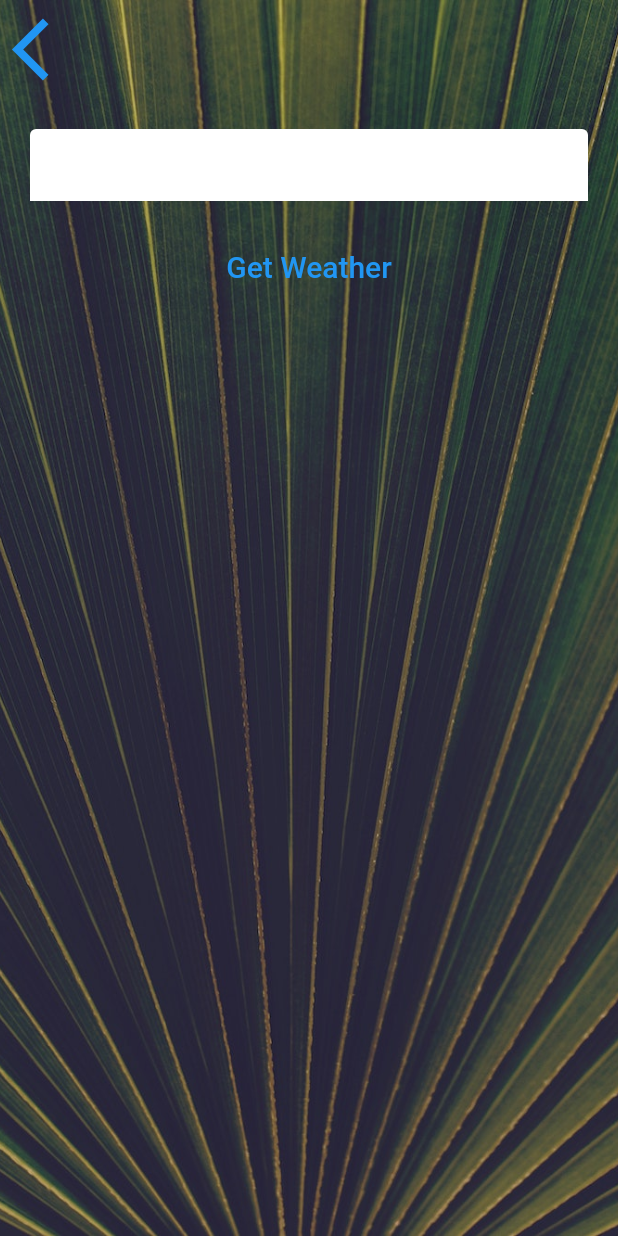
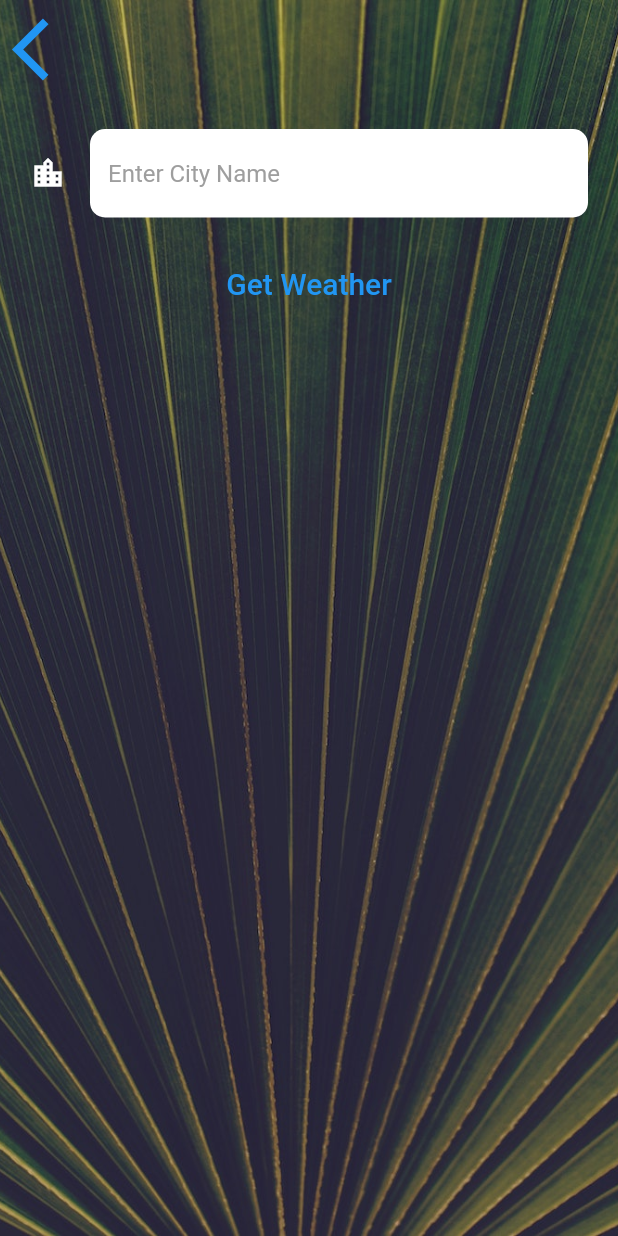
Before and after one commit to roktim32/climac, a Flutter app: the LocationScreen screen opened directly, after a tap on the "location city" icon, on a phone screen of 412 x 824 dp. Run offline on Flutter 3.47's test engine with Material 2 defaults, Android fonts, the phone set to English and light mode, and no system bars; our stand-ins replace flutter_spinkit, geolocator; network calls fail.

Commit message:
cityscreen working

```diff
--- a/lib/screens/city_screen.dart
+++ b/lib/screens/city_screen.dart
@@ -1,3 +1,4 @@
+import 'package:climac/utilities/constrants.dart';
 import 'package:flutter/material.dart';
 
 class CityScreen extends StatefulWidget {
@@ -6,6 +7,8 @@
 }
 
 class _CityScreenState extends State<CityScreen> {
+  String? cityName;
+
   @override
   Widget build(BuildContext context) {
     return Scaffold(
@@ -27,20 +30,25 @@
                     Icons.arrow_back_ios,
                     size: 50.0,
                   ),
-                  onPressed: () {},
+                  onPressed: () {
+                    Navigator.pop(context);
+                  },
                 ),
               ),
               Container(
                 padding: EdgeInsets.all(20.0),
                 child: TextField(
-                  decoration: InputDecoration(
-                    filled: true,
-                    fillColor: Colors.white,
-                  ),
+                  style: TextStyle(color: Colors.black),
+                  decoration: kTextFieldInputDecoration,
+                  onChanged: (value) {
+                    cityName = value;
+                  },
                 ),
               ),
               TextButton(
-                onPressed: () {},
+                onPressed: () {
+                  Navigator.pop(context, cityName);
+                },
                 child: Text(
                   "Get Weather",
                   style: TextStyle(fontSize: 20.0),
--- a/lib/screens/location_screen.dart
+++ b/lib/screens/location_screen.dart
@@ -73,8 +73,8 @@
                     ),
                   ),
                   TextButton(
-                    onPressed: () {
-                      Navigator.push(
+                    onPressed: () async {
+                      var typedName = await Navigator.push(
                         context,
                         MaterialPageRoute(
                           builder: (context) {
@@ -82,6 +82,11 @@
                           },
                         ),
                       );
+                      if (typedName != null) {
+                        var weatherData =
+                            await weather.getCityWeather(typedName);
+                        updateUI(weatherData);
+                      }
                     },
                     child: Icon(
                       Icons.location_city,
--- a/lib/utilities/constrants.dart
+++ b/lib/utilities/constrants.dart
@@ -18,3 +18,22 @@
 const kConditionTextStyle = TextStyle(
   fontSize: 100.0,
 );
+
+const kTextFieldInputDecoration = InputDecoration(
+  filled: true,
+  fillColor: Colors.white,
+  icon: Icon(
+    Icons.location_city,
+    color: Colors.white,
+  ),
+  hintText: 'Enter City Name',
+  hintStyle: TextStyle(
+    color: Colors.grey,
+  ),
+  border: OutlineInputBorder(
+    borderRadius: BorderRadius.all(
+      Radius.circular(10.0),
+    ),
+    borderSide: BorderSide.none,
+  ),
+);
```
Also changed, not shown: lib/services/weather.dart (+8 -0 lines).
